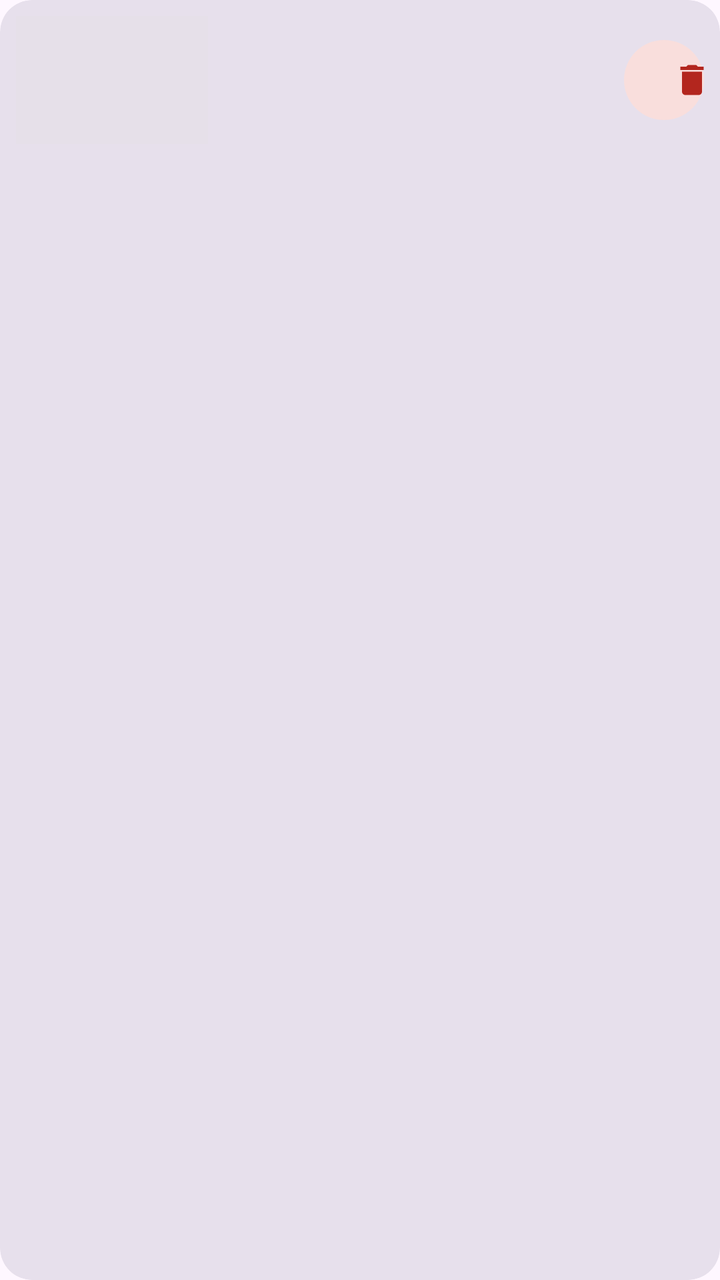
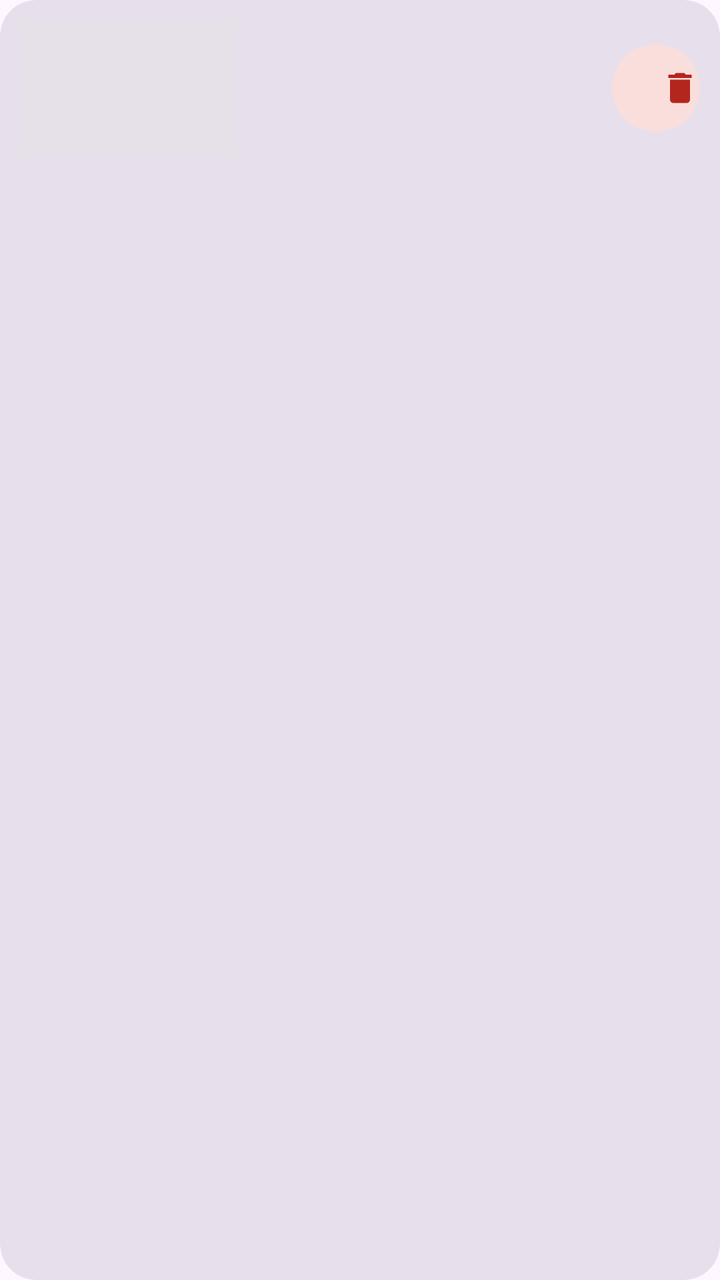

Compare the two renders of this Android layout. The source of the first and the diff that turns it into the second are given below.
<!-- AndroidManifest.xml: application theme Theme.ScreenRecord -->
<!-- res/layout/item_video.xml -->
<?xml version="1.0" encoding="utf-8"?>
<com.google.android.material.card.MaterialCardView
    xmlns:android="http://schemas.android.com/apk/res/android"
    xmlns:app="http://schemas.android.com/apk/res-auto"
    android:layout_width="match_parent"
    android:layout_height="wrap_content"
    android:layout_marginHorizontal="4dp"
    android:layout_marginVertical="6dp"
    app:cardCornerRadius="16dp"
    app:cardElevation="0dp"
    app:cardBackgroundColor="?attr/colorSurfaceVariant"
    app:strokeWidth="0dp">

    <LinearLayout
        android:layout_width="match_parent"
        android:layout_height="wrap_content"
        android:orientation="horizontal"
        android:gravity="center_vertical"
        android:padding="8dp">

        <ImageView
            android:id="@+id/iv_thumb"
            android:layout_width="96dp"
            android:layout_height="64dp"
            android:scaleType="centerCrop"
            android:contentDescription="@string/app_name"
            android:background="?attr/colorSurfaceContainerHighest" />

        <LinearLayout
            android:layout_width="0dp"
            android:layout_height="wrap_content"
            android:layout_weight="1"
            android:layout_marginStart="12dp"
            android:orientation="vertical">

            <TextView
                android:id="@+id/tv_name"
                android:layout_width="match_parent"
                android:layout_height="wrap_content"
                android:singleLine="true"
                android:ellipsize="middle"
                android:textSize="14sp"
                android:textStyle="bold"
                android:textColor="?attr/colorOnSurface" />

            <TextView
                android:id="@+id/tv_info"
                android:layout_width="match_parent"
                android:layout_height="wrap_content"
                android:layout_marginTop="4dp"
                android:singleLine="true"
                android:textSize="12sp"
                android:textColor="?attr/colorOnSurfaceVariant" />
        </LinearLayout>

        <com.google.android.material.button.MaterialButton
            android:id="@+id/btn_delete"
            android:layout_width="40dp"
            android:layout_height="40dp"
            app:icon="@drawable/ic_delete"
            app:iconSize="20dp"
            app:iconTint="?attr/colorError"
            app:cornerRadius="20dp"
            app:backgroundTint="?attr/colorErrorContainer"
            android:insetTop="0dp"
            android:insetBottom="0dp"
            android:insetLeft="0dp"
            android:insetRight="0dp"
            android:layout_marginStart="8dp" />
    </LinearLayout>
</com.google.android.material.card.MaterialCardView>
<!-- resources referenced by this layout -->
<resources>
  <!-- drawable ic_delete (drawable) -->
  <?xml version="1.0" encoding="utf-8"?>
  <vector xmlns:android="http://schemas.android.com/apk/res/android"
      android:width="24dp"
      android:height="24dp"
      android:viewportWidth="24"
      android:viewportHeight="24">
      <path
          android:fillColor="#FFFFFF"
          android:pathData="M6,19c0,1.1 0.9,2 2,2h8c1.1,0 2,-0.9 2,-2V7H6v12zM19,4h-3.5l-1,-1h-5l-1,1H5v2h14V4z" />
  </vector>
  <string name="app_name">Root记录</string>
  <style name="Theme.ScreenRecord" parent="Theme.Material3.DayNight.NoActionBar">
          <item name="android:statusBarColor">@android:color/transparent</item>
      </style>
</resources>

<!-- the commit's change to res/layout/item_video.xml (unified diff, before → after) -->
@@ -4,68 +4,81 @@
     xmlns:app="http://schemas.android.com/apk/res-auto"
     android:layout_width="match_parent"
     android:layout_height="wrap_content"
-    android:layout_marginHorizontal="4dp"
+    android:layout_marginHorizontal="6dp"
     android:layout_marginVertical="6dp"
-    app:cardCornerRadius="16dp"
+    android:clickable="true"
+    android:focusable="true"
+    app:cardCornerRadius="18dp"
     app:cardElevation="0dp"
     app:cardBackgroundColor="?attr/colorSurfaceVariant"
-    app:strokeWidth="0dp">
+    app:strokeWidth="0dp"
+    app:rippleColor="?attr/colorPrimary">
 
-    <LinearLayout
+    <androidx.constraintlayout.widget.ConstraintLayout
         android:layout_width="match_parent"
         android:layout_height="wrap_content"
-        android:orientation="horizontal"
-        android:gravity="center_vertical"
-        android:padding="8dp">
+        android:padding="10dp">
 
         <ImageView
             android:id="@+id/iv_thumb"
-            android:layout_width="96dp"
-            android:layout_height="64dp"
+            android:layout_width="108dp"
+            android:layout_height="68dp"
             android:scaleType="centerCrop"
             android:contentDescription="@string/app_name"
-            android:background="?attr/colorSurfaceContainerHighest" />
+            android:background="?attr/colorSurfaceContainerHighest"
+            app:layout_constraintStart_toStartOf="parent"
+            app:layout_constraintTop_toTopOf="parent"
+            app:layout_constraintBottom_toBottomOf="parent" />
 
-        <LinearLayout
+        <TextView
+            android:id="@+id/tv_name"
             android:layout_width="0dp"
             android:layout_height="wrap_content"
-            android:layout_weight="1"
-            android:layout_marginStart="12dp"
-            android:orientation="vertical">
+            android:layout_marginStart="14dp"
+            android:layout_marginEnd="12dp"
+            android:singleLine="true"
+            android:ellipsize="middle"
+            android:textSize="14sp"
+            android:textStyle="bold"
+            android:textColor="?attr/colorOnSurface"
+            app:layout_constraintStart_toEndOf="@id/iv_thumb"
+            app:layout_constraintEnd_toStartOf="@id/btn_delete"
+            app:layout_constraintTop_toTopOf="@id/iv_thumb"
+            app:layout_constraintBottom_toTopOf="@id/tv_info" />
 
-            <TextView
-                android:id="@+id/tv_name"
-                android:layout_width="match_parent"
-                android:layout_height="wrap_content"
-                android:singleLine="true"
-                android:ellipsize="middle"
-                android:textSize="14sp"
-                android:textStyle="bold"
-                android:textColor="?attr/colorOnSurface" />
+        <TextView
+            android:id="@+id/tv_info"
+            android:layout_width="0dp"
+            android:layout_height="wrap_content"
+            android:layout_marginStart="14dp"
+            android:layout_marginEnd="12dp"
+            android:layout_marginTop="2dp"
+            android:singleLine="true"
+            android:textSize="12sp"
+            android:textColor="?attr/colorOnSurfaceVariant"
+            app:layout_constraintStart_toEndOf="@id/iv_thumb"
+            app:layout_constraintEnd_toStartOf="@id/btn_delete"
+            app:layout_constraintBottom_toBottomOf="@id/iv_thumb" />
 
-            <TextView
-                android:id="@+id/tv_info"
-                android:layout_width="match_parent"
-                android:layout_height="wrap_content"
-                android:layout_marginTop="4dp"
-                android:singleLine="true"
-                android:textSize="12sp"
-                android:textColor="?attr/colorOnSurfaceVariant" />
-        </LinearLayout>
-
+        
         <com.google.android.material.button.MaterialButton
             android:id="@+id/btn_delete"
-            android:layout_width="40dp"
-            android:layout_height="40dp"
+            android:layout_width="44dp"
+            android:layout_height="44dp"
             app:icon="@drawable/ic_delete"
             app:iconSize="20dp"
+            app:iconPadding="0dp"
             app:iconTint="?attr/colorError"
-            app:cornerRadius="20dp"
+            app:cornerRadius="22dp"
             app:backgroundTint="?attr/colorErrorContainer"
+            app:strokeWidth="0dp"
             android:insetTop="0dp"
             android:insetBottom="0dp"
             android:insetLeft="0dp"
             android:insetRight="0dp"
-            android:layout_marginStart="8dp" />
-    </LinearLayout>
+            app:layout_constraintEnd_toEndOf="parent"
+            app:layout_constraintTop_toTopOf="parent"
+            app:layout_constraintBottom_toBottomOf="parent" />
+
+    </androidx.constraintlayout.widget.ConstraintLayout>
 </com.google.android.material.card.MaterialCardView>
<!-- resource entries referenced after the edit -->
@@ -14,6 +14,23 @@
   <string name="app_name">Root记录</string>
   <style name="Theme.ScreenRecord" parent="Theme.Material3.DayNight.NoActionBar">
           <item name="android:statusBarColor">@android:color/transparent</item>
+          <item name="android:windowLightStatusBar">true</item>
+          
+          <item name="shapeAppearanceSmallComponent">@style/ShapeAppearance.App.SmallComponent</item>
+          <item name="shapeAppearanceMediumComponent">@style/ShapeAppearance.App.MediumComponent</item>
+          <item name="shapeAppearanceLargeComponent">@style/ShapeAppearance.App.LargeComponent</item>
+      </style>
+  <style name="ShapeAppearance.App.SmallComponent" parent="ShapeAppearance.Material3.Corner.Small">
+          <item name="cornerFamily">rounded</item>
+          <item name="cornerSize">12dp</item>
+      </style>
+  <style name="ShapeAppearance.App.MediumComponent" parent="ShapeAppearance.Material3.Corner.Medium">
+          <item name="cornerFamily">rounded</item>
+          <item name="cornerSize">18dp</item>
+      </style>
+  <style name="ShapeAppearance.App.LargeComponent" parent="ShapeAppearance.Material3.Corner.Large">
+          <item name="cornerFamily">rounded</item>
+          <item name="cornerSize">24dp</item>
       </style>
 </resources>
 
